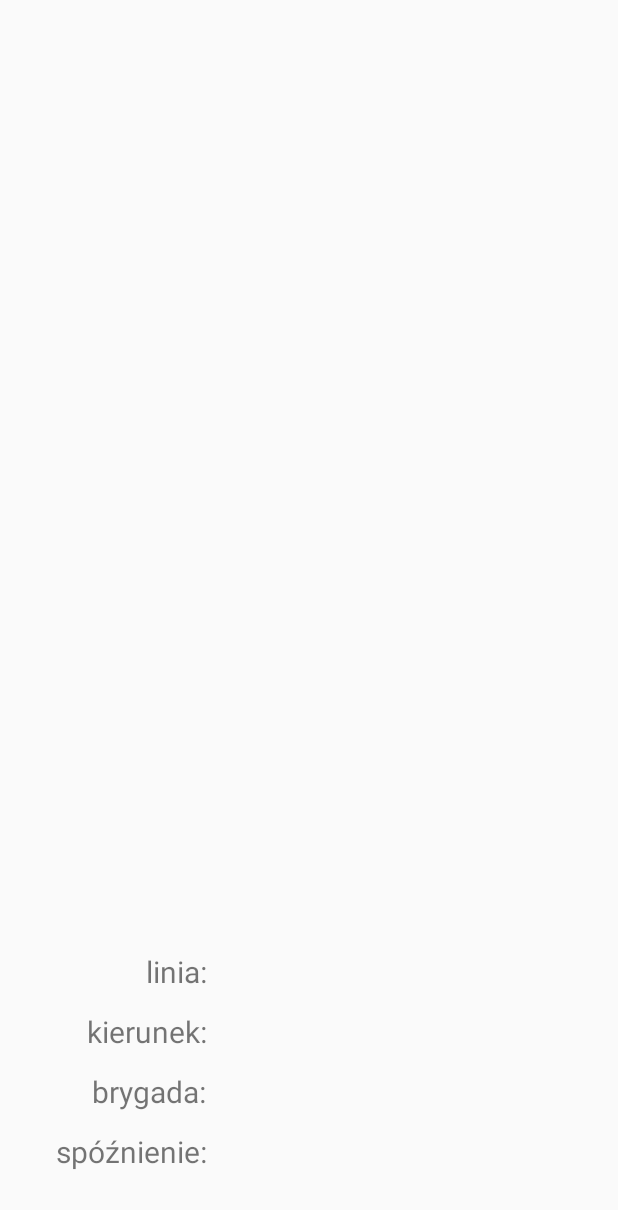
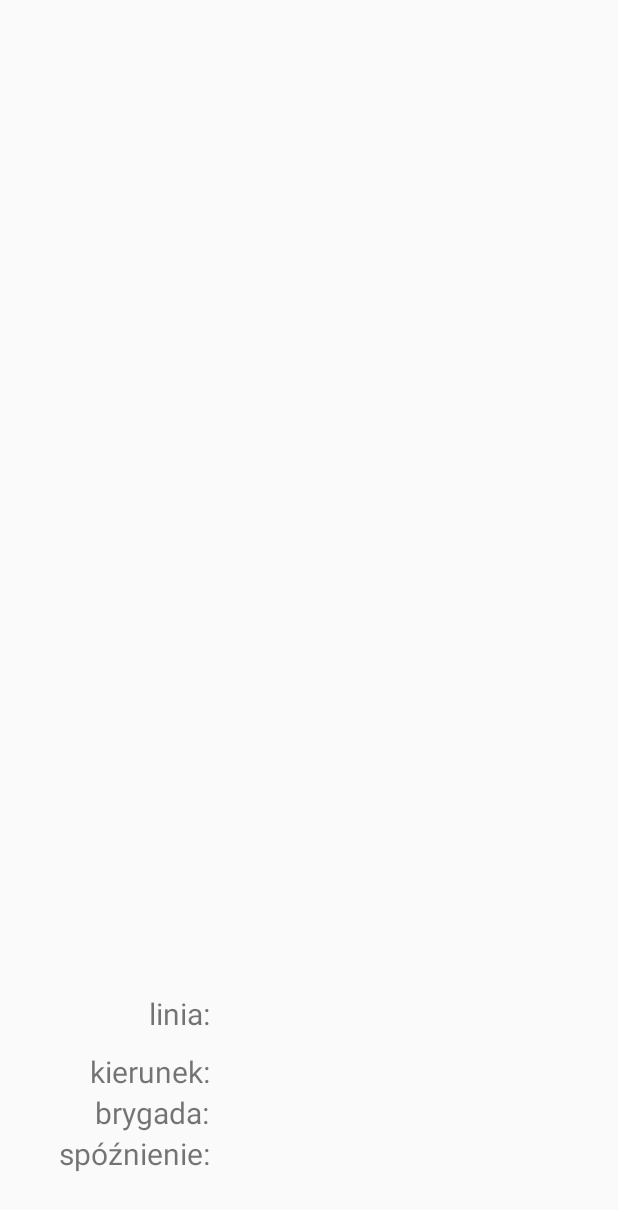
Before and after one commit to MichalSzkibiel/ZTMPK, an Android app: the layout fragment_bus.xml on its own in the app's theme, with its tools: preview values and no code run, on a phone screen of 412 x 824 dp. Shown: the top 1210 px of the screen. Run offline under Robolectric (Android 15) with nearby library versions, the phone set to English and light mode, and no system bars.

Commit message:
Poprawki fragementów i okien
Zamiana kilku stringów, oraz przetłumaczenie paru kolejnych.
Likwiadacja ustawień na sztywno w paru fragmentach

```diff
--- a/app/src/main/res/layout/activity_login.xml
+++ b/app/src/main/res/layout/activity_login.xml
@@ -28,7 +28,7 @@
         android:layout_marginTop="30dp"
         android:layout_toLeftOf="@+id/editText"
         android:layout_toStartOf="@+id/editText"
-        android:text="pseudonim"
+        android:text="@string/mail"
         android:textSize="16dp"
         app:layout_constraintTop_toTopOf="parent"
         tools:layout_editor_absoluteX="71dp" />
@@ -76,8 +76,6 @@
         android:id="@+id/goTo_register"
         android:layout_width="wrap_content"
         android:layout_height="wrap_content"
-
-
         android:layout_alignEnd="@+id/textView7"
         android:layout_alignRight="@+id/textView7"
         android:layout_below="@+id/textView7"
--- a/app/src/main/res/layout/fragment_bus.xml
+++ b/app/src/main/res/layout/fragment_bus.xml
@@ -10,19 +10,19 @@
     <TextView
         android:id="@+id/textView"
         android:layout_width="wrap_content"
-        android:layout_height="40dp"
+        android:layout_height="wrap_content"
         android:layout_alignBottom="@+id/bus_late_view"
         android:layout_alignParentLeft="true"
         android:layout_alignParentStart="true"
-        android:layout_marginLeft="37dp"
-        android:layout_marginStart="37dp"
+        android:layout_marginLeft="39dp"
+        android:layout_marginStart="39dp"
         android:text="@string/delay"
         android:textSize="20sp" />
 
     <TextView
         android:id="@+id/textView2"
         android:layout_width="wrap_content"
-        android:layout_height="40dp"
+        android:layout_height="wrap_content"
         android:layout_above="@+id/textView4"
         android:layout_alignEnd="@+id/textView4"
         android:layout_alignRight="@+id/textView4"
@@ -32,7 +32,7 @@
     <TextView
         android:id="@+id/textView3"
         android:layout_width="wrap_content"
-        android:layout_height="40dp"
+        android:layout_height="wrap_content"
         android:layout_alignBottom="@+id/bus_linie_view"
         android:layout_alignEnd="@+id/textView2"
         android:layout_alignRight="@+id/textView2"
@@ -42,7 +42,7 @@
     <TextView
         android:id="@+id/textView4"
         android:layout_width="wrap_content"
-        android:layout_height="40dp"
+        android:layout_height="wrap_content"
         android:layout_above="@+id/textView"
         android:layout_alignEnd="@+id/textView"
         android:layout_alignRight="@+id/textView"
@@ -54,8 +54,9 @@
         android:layout_width="wrap_content"
         android:layout_height="wrap_content"
         android:layout_above="@+id/textView2"
-        android:layout_alignLeft="@+id/bus_direct_view"
-        android:layout_alignStart="@+id/bus_direct_view"
+        android:layout_marginBottom="11dp"
+        android:layout_toEndOf="@+id/textView"
+        android:layout_toRightOf="@+id/textView"
         android:ems="10"
         android:inputType="number" />
 
@@ -63,9 +64,10 @@
         android:id="@+id/bus_brigade_view"
         android:layout_width="wrap_content"
         android:layout_height="wrap_content"
-        android:layout_above="@+id/textView"
-        android:layout_alignLeft="@+id/bus_late_view"
-        android:layout_alignStart="@+id/bus_late_view"
+        android:layout_alignBaseline="@+id/textView4"
+        android:layout_alignBottom="@+id/textView4"
+        android:layout_toEndOf="@+id/textView4"
+        android:layout_toRightOf="@+id/textView4"
         android:ems="10"
         android:inputType="number" />
 
@@ -74,9 +76,7 @@
         android:layout_width="wrap_content"
         android:layout_height="wrap_content"
         android:layout_alignParentBottom="true"
-        android:layout_marginBottom="30dp"
-        android:layout_marginLeft="16dp"
-        android:layout_marginStart="16dp"
+        android:layout_marginBottom="41dp"
         android:layout_toEndOf="@+id/textView"
         android:layout_toRightOf="@+id/textView"
         android:ems="10"
@@ -86,9 +86,10 @@
         android:id="@+id/bus_direct_view"
         android:layout_width="wrap_content"
         android:layout_height="wrap_content"
+        android:layout_alignBaseline="@+id/textView2"
         android:layout_alignBottom="@+id/textView2"
-        android:layout_alignLeft="@+id/bus_brigade_view"
-        android:layout_alignStart="@+id/bus_brigade_view"
+        android:layout_alignLeft="@+id/bus_linie_view"
+        android:layout_alignStart="@+id/bus_linie_view"
         android:ems="10"
         android:inputType="textPersonName" />
 </RelativeLayout>
```
Also changed, not shown: app/src/main/res/layout/activity_profil_activity.xml (+36 -8 lines), app/src/main/res/values/strings.xml (+4 -3 lines).
